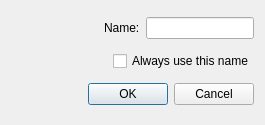
Before: the Qt Designer form announcedocumentdialog.ui in obiwankennedy/cahootseditor, drawn with Qt 5.
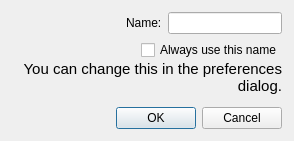
After: the same form once the commit is applied.

Commit message:
Added a first-run dialog, and an about dialog, as well as hooking the about dialog and first run.
Also fixed a few issues with collaborating that I thought I had
committed previously. Maybe I had conflicts?! The suspense!

The edit to the form file:
```diff
--- a/announcedocumentdialog.ui
+++ b/announcedocumentdialog.ui
@@ -6,14 +6,20 @@
    <rect>
     <x>0</x>
     <y>0</y>
-    <width>265</width>
-    <height>125</height>
+    <width>294</width>
+    <height>141</height>
    </rect>
   </property>
   <property name="windowTitle">
    <string>Announce Document</string>
   </property>
-  <layout class="QVBoxLayout" name="verticalLayout">
+  <layout class="QVBoxLayout" name="verticalLayout_2">
+   <property name="spacing">
+    <number>-1</number>
+   </property>
+   <property name="margin">
+    <number>12</number>
+   </property>
    <item>
     <layout class="QHBoxLayout" name="horizontalLayout">
      <item>
@@ -42,6 +48,11 @@
     </layout>
    </item>
    <item>
+    <layout class="QVBoxLayout" name="verticalLayout">
+     <property name="spacing">
+      <number>0</number>
+     </property>
+     <item>
     <layout class="QHBoxLayout" name="horizontalLayout_2">
      <item>
       <spacer name="horizontalSpacer_2">
@@ -60,6 +71,26 @@
       <widget class="QCheckBox" name="checkBox">
        <property name="text">
         <string>Always use this name</string>
+         </property>
+        </widget>
+       </item>
+      </layout>
+     </item>
+     <item>
+      <widget class="QLabel" name="label_2">
+       <property name="font">
+        <font>
+         <pointsize>11</pointsize>
+        </font>
+       </property>
+       <property name="text">
+        <string>You can change this in the preferences dialog.</string>
+       </property>
+       <property name="alignment">
+        <set>Qt::AlignRight|Qt::AlignTop|Qt::AlignTrailing</set>
+       </property>
+       <property name="wordWrap">
+        <bool>true</bool>
        </property>
       </widget>
      </item>
```
Lines whose indentation alone changed are shown as unchanged. The commit also changes 17 other files.
